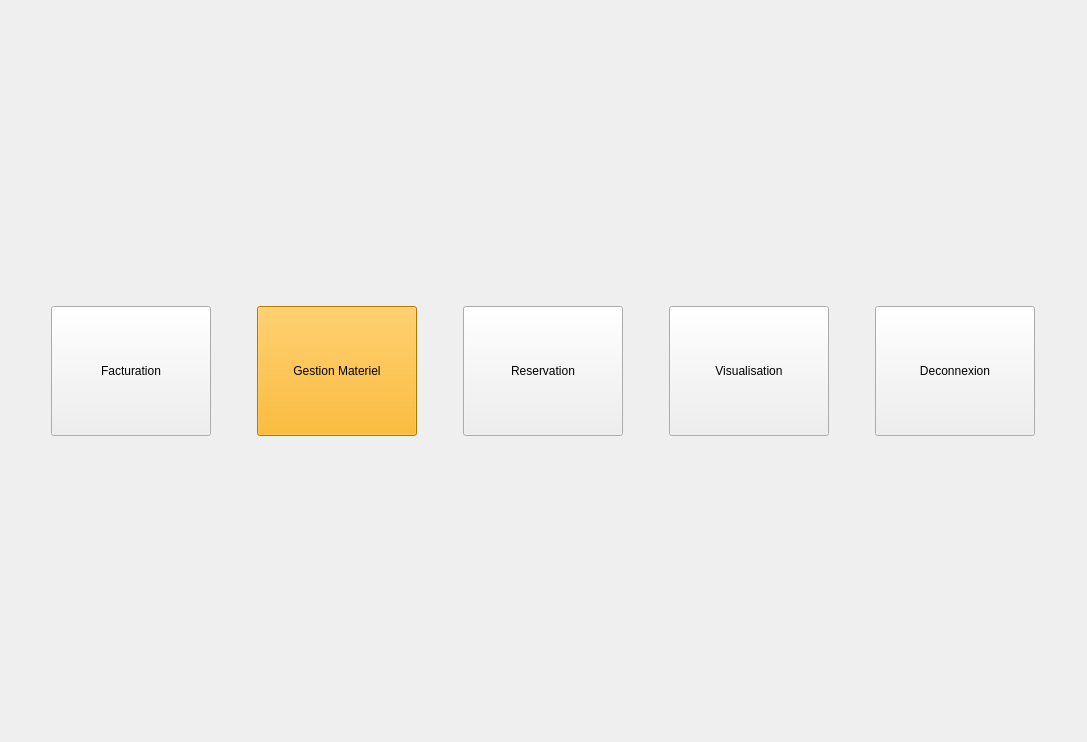
Coralie-Lecocq/PPE3, file PP3/PP3/Accueil.ui: the form before one commit.
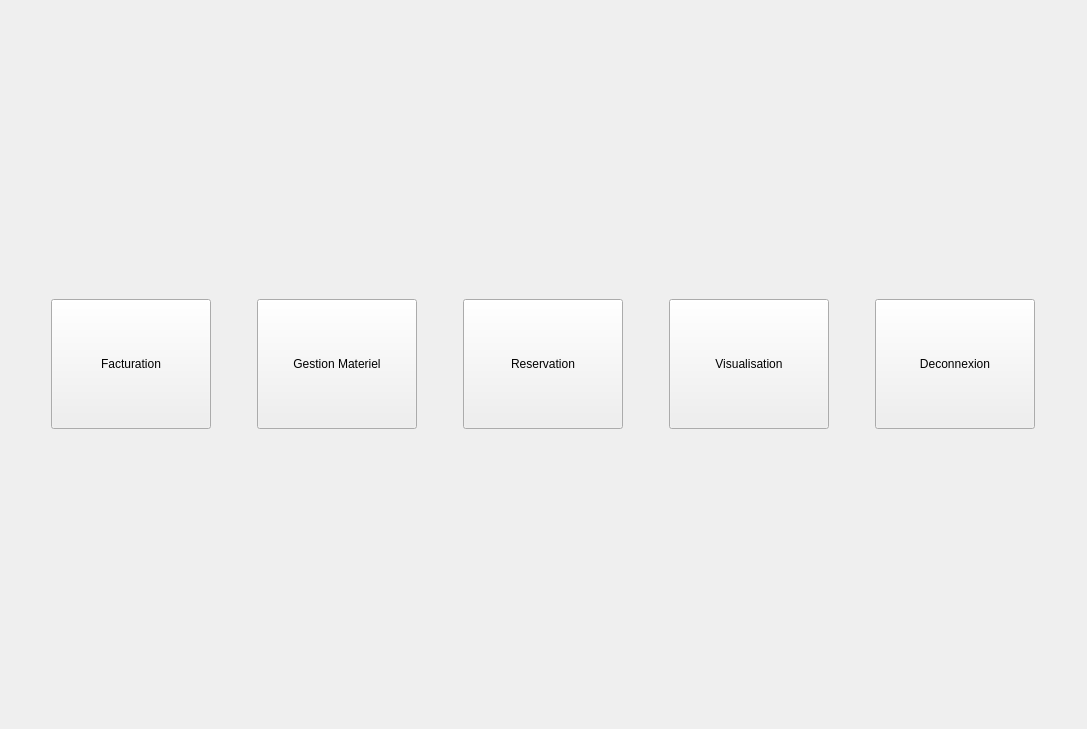
The form after the commit. Icons and pictures are not drawn.

Diff of the .ui file:
```diff
--- a/PP3/PP3/Accueil.ui
+++ b/PP3/PP3/Accueil.ui
@@ -7,7 +7,7 @@
     <x>0</x>
     <y>0</y>
     <width>1087</width>
-    <height>742</height>
+    <height>729</height>
    </rect>
   </property>
   <property name="sizePolicy">
@@ -83,448 +83,6 @@
          <height>130</height>
         </size>
        </property>
-       <property name="palette">
-        <palette>
-         <active>
-          <colorrole role="WindowText">
-           <brush brushstyle="SolidPattern">
-            <color alpha="255">
-             <red>0</red>
-             <green>0</green>
-             <blue>0</blue>
-            </color>
-           </brush>
-          </colorrole>
-          <colorrole role="Button">
-           <brush brushstyle="SolidPattern">
-            <color alpha="255">
-             <red>255</red>
-             <green>170</green>
-             <blue>0</blue>
-            </color>
-           </brush>
-          </colorrole>
-          <colorrole role="Light">
-           <brush brushstyle="SolidPattern">
-            <color alpha="255">
-             <red>255</red>
-             <green>213</green>
-             <blue>127</blue>
-            </color>
-           </brush>
-          </colorrole>
-          <colorrole role="Midlight">
-           <brush brushstyle="SolidPattern">
-            <color alpha="255">
-             <red>255</red>
-             <green>191</green>
-             <blue>63</blue>
-            </color>
-           </brush>
-          </colorrole>
-          <colorrole role="Dark">
-           <brush brushstyle="SolidPattern">
-            <color alpha="255">
-             <red>127</red>
-             <green>85</green>
-             <blue>0</blue>
-            </color>
-           </brush>
-          </colorrole>
-          <colorrole role="Mid">
-           <brush brushstyle="SolidPattern">
-            <color alpha="255">
-             <red>170</red>
-             <green>113</green>
-             <blue>0</blue>
-            </color>
-           </brush>
-          </colorrole>
-          <colorrole role="Text">
-           <brush brushstyle="SolidPattern">
-            <color alpha="255">
-             <red>0</red>
-             <green>0</green>
-             <blue>0</blue>
-            </color>
-           </brush>
-          </colorrole>
-          <colorrole role="BrightText">
-           <brush brushstyle="SolidPattern">
-            <color alpha="255">
-             <red>255</red>
-             <green>255</green>
-             <blue>255</blue>
-            </color>
-           </brush>
-          </colorrole>
-          <colorrole role="ButtonText">
-           <brush brushstyle="SolidPattern">
-            <color alpha="255">
-             <red>0</red>
-             <green>0</green>
-             <blue>0</blue>
-            </color>
-           </brush>
-          </colorrole>
-          <colorrole role="Base">
-           <brush brushstyle="SolidPattern">
-            <color alpha="255">
-             <red>255</red>
-             <green>255</green>
-             <blue>255</blue>
-            </color>
-           </brush>
-          </colorrole>
-          <colorrole role="Window">
-           <brush brushstyle="SolidPattern">
-            <color alpha="255">
-             <red>255</red>
-             <green>170</green>
-             <blue>0</blue>
-            </color>
-           </brush>
-          </colorrole>
-          <colorrole role="Shadow">
-           <brush brushstyle="SolidPattern">
-            <color alpha="255">
-             <red>0</red>
-             <green>0</green>
-             <blue>0</blue>
-            </color>
-           </brush>
-          </colorrole>
-          <colorrole role="AlternateBase">
-           <brush brushstyle="SolidPattern">
-            <color alpha="255">
-             <red>255</red>
-             <green>212</green>
-             <blue>127</blue>
-            </color>
-           </brush>
-          </colorrole>
-          <colorrole role="ToolTipBase">
-           <brush brushstyle="SolidPattern">
-            <color alpha="255">
-             <red>255</red>
-             <green>255</green>
-             <blue>220</blue>
-            </color>
-           </brush>
-          </colorrole>
-          <colorrole role="ToolTipText">
-           <brush brushstyle="SolidPattern">
-            <color alpha="255">
-             <red>0</red>
-             <green>0</green>
-             <blue>0</blue>
-            </color>
-           </brush>
-          </colorrole>
-          <colorrole role="PlaceholderText">
-           <brush brushstyle="SolidPattern">
-            <color alpha="128">
-             <red>0</red>
-             <green>0</green>
-             <blue>0</blue>
-            </color>
-           </brush>
-          </colorrole>
-         </active>
-         <inactive>
-          <colorrole role="WindowText">
-           <brush brushstyle="SolidPattern">
-            <color alpha="255">
-             <red>0</red>
-             <green>0</green>
-             <blue>0</blue>
-            </color>
-           </brush>
-          </colorrole>
-          <colorrole role="Button">
-           <brush brushstyle="SolidPattern">
-            <color alpha="255">
-             <red>255</red>
-             <green>170</green>
-             <blue>0</blue>
-            </color>
-           </brush>
-          </colorrole>
-          <colorrole role="Light">
-           <brush brushstyle="SolidPattern">
-            <color alpha="255">
-             <red>255</red>
-             <green>213</green>
-             <blue>127</blue>
-            </color>
-           </brush>
-          </colorrole>
-          <colorrole role="Midlight">
-           <brush brushstyle="SolidPattern">
-            <color alpha="255">
-             <red>255</red>
-             <green>191</green>
-             <blue>63</blue>
-            </color>
-           </brush>
-          </colorrole>
-          <colorrole role="Dark">
-           <brush brushstyle="SolidPattern">
-            <color alpha="255">
-             <red>127</red>
-             <green>85</green>
-             <blue>0</blue>
-            </color>
-           </brush>
-          </colorrole>
-          <colorrole role="Mid">
-           <brush brushstyle="SolidPattern">
-            <color alpha="255">
-             <red>170</red>
-             <green>113</green>
-             <blue>0</blue>
-            </color>
-           </brush>
-          </colorrole>
-          <colorrole role="Text">
-           <brush brushstyle="SolidPattern">
-            <color alpha="255">
-             <red>0</red>
-             <green>0</green>
-             <blue>0</blue>
-            </color>
-           </brush>
-          </colorrole>
-          <colorrole role="BrightText">
-           <brush brushstyle="SolidPattern">
-            <color alpha="255">
-             <red>255</red>
-             <green>255</green>
-             <blue>255</blue>
-            </color>
-           </brush>
-          </colorrole>
-          <colorrole role="ButtonText">
-           <brush brushstyle="SolidPattern">
-            <color alpha="255">
-             <red>0</red>
-             <green>0</green>
-             <blue>0</blue>
-            </color>
-           </brush>
-          </colorrole>
-          <colorrole role="Base">
-           <brush brushstyle="SolidPattern">
-            <color alpha="255">
-             <red>255</red>
-             <green>255</green>
-             <blue>255</blue>
-            </color>
-           </brush>
-          </colorrole>
-          <colorrole role="Window">
-           <brush brushstyle="SolidPattern">
-            <color alpha="255">
-             <red>255</red>
-             <green>170</green>
-             <blue>0</blue>
-            </color>
-           </brush>
-          </colorrole>
-          <colorrole role="Shadow">
-           <brush brushstyle="SolidPattern">
-            <color alpha="255">
-             <red>0</red>
-             <green>0</green>
-             <blue>0</blue>
-            </color>
-           </brush>
-          </colorrole>
-          <colorrole role="AlternateBase">
-           <brush brushstyle="SolidPattern">
-            <color alpha="255">
-             <red>255</red>
-             <green>212</green>
-             <blue>127</blue>
-            </color>
-           </brush>
-          </colorrole>
-          <colorrole role="ToolTipBase">
-           <brush brushstyle="SolidPattern">
-            <color alpha="255">
-             <red>255</red>
-             <green>255</green>
-             <blue>220</blue>
-            </color>
-           </brush>
-          </colorrole>
-          <colorrole role="ToolTipText">
-           <brush brushstyle="SolidPattern">
-            <color alpha="255">
-             <red>0</red>
-             <green>0</green>
-             <blue>0</blue>
-            </color>
-           </brush>
-          </colorrole>
-          <colorrole role="PlaceholderText">
-           <brush brushstyle="SolidPattern">
-            <color alpha="128">
-             <red>0</red>
-             <green>0</green>
-             <blue>0</blue>
-            </color>
-           </brush>
-          </colorrole>
-         </inactive>
-         <disabled>
-          <colorrole role="WindowText">
-           <brush brushstyle="SolidPattern">
-            <color alpha="255">
-             <red>127</red>
-             <green>85</green>
-             <blue>0</blue>
-            </color>
-           </brush>
-          </colorrole>
-          <colorrole role="Button">
-           <brush brushstyle="SolidPattern">
-            <color alpha="255">
-             <red>255</red>
-             <green>170</green>
-             <blue>0</blue>
-            </color>
-           </brush>
-          </colorrole>
-          <colorrole role="Light">
-           <brush brushstyle="SolidPattern">
-            <color alpha="255">
-             <red>255</red>
-             <green>213</green>
-             <blue>127</blue>
-            </color>
-           </brush>
-          </colorrole>
-          <colorrole role="Midlight">
-           <brush brushstyle="SolidPattern">
-            <color alpha="255">
-             <red>255</red>
-             <green>191</green>
-             <blue>63</blue>
-            </color>
-           </brush>
-          </colorrole>
-          <colorrole role="Dark">
-           <brush brushstyle="SolidPattern">
-            <color alpha="255">
-             <red>127</red>
-             <green>85</green>
-             <blue>0</blue>
-            </color>
-           </brush>
-          </colorrole>
-          <colorrole role="Mid">
-           <brush brushstyle="SolidPattern">
-            <color alpha="255">
-             <red>170</red>
-             <green>113</green>
-             <blue>0</blue>
-            </color>
-           </brush>
-          </colorrole>
-          <colorrole role="Text">
-           <brush brushstyle="SolidPattern">
-            <color alpha="255">
-             <red>127</red>
-             <green>85</green>
-             <blue>0</blue>
-            </color>
-           </brush>
-          </colorrole>
-          <colorrole role="BrightText">
-           <brush brushstyle="SolidPattern">
-            <color alpha="255">
-             <red>255</red>
-             <green>255</green>
-             <blue>255</blue>
-            </color>
-           </brush>
-          </colorrole>
-          <colorrole role="ButtonText">
-           <brush brushstyle="SolidPattern">
-            <color alpha="255">
-             <red>127</red>
-             <green>85</green>
-             <blue>0</blue>
-            </color>
-           </brush>
-          </colorrole>
-          <colorrole role="Base">
-           <brush brushstyle="SolidPattern">
-            <color alpha="255">
-             <red>255</red>
-             <green>170</green>
-             <blue>0</blue>
-            </color>
-           </brush>
-          </colorrole>
-          <colorrole role="Window">
-           <brush brushstyle="SolidPattern">
-            <color alpha="255">
-             <red>255</red>
-             <green>170</green>
-             <blue>0</blue>
-            </color>
-           </brush>
-          </colorrole>
-          <colorrole role="Shadow">
-           <brush brushstyle="SolidPattern">
-            <color alpha="255">
-             <red>0</red>
-             <green>0</green>
-             <blue>0</blue>
-            </color>
-           </brush>
-          </colorrole>
-          <colorrole role="AlternateBase">
-           <brush brushstyle="SolidPattern">
-            <color alpha="255">
-             <red>255</red>
-             <green>170</green>
-             <blue>0</blue>
-            </color>
-           </brush>
-          </colorrole>
-          <colorrole role="ToolTipBase">
-           <brush brushstyle="SolidPattern">
-            <color alpha="255">
-             <red>255</red>
-             <green>255</green>
-             <blue>220</blue>
-            </color>
-           </brush>
-          </colorrole>
-          <colorrole role="ToolTipText">
-           <brush brushstyle="SolidPattern">
-            <color alpha="255">
-             <red>0</red>
-             <green>0</green>
-             <blue>0</blue>
-            </color>
-           </brush>
-          </colorrole>
-          <colorrole role="PlaceholderText">
-           <brush brushstyle="SolidPattern">
-            <color alpha="128">
-             <red>0</red>
-             <green>0</green>
-             <blue>0</blue>
-            </color>
-           </brush>
-          </colorrole>
-         </disabled>
-        </palette>
-       </property>
        <property name="text">
         <string>Gestion Materiel</string>
        </property>
```
